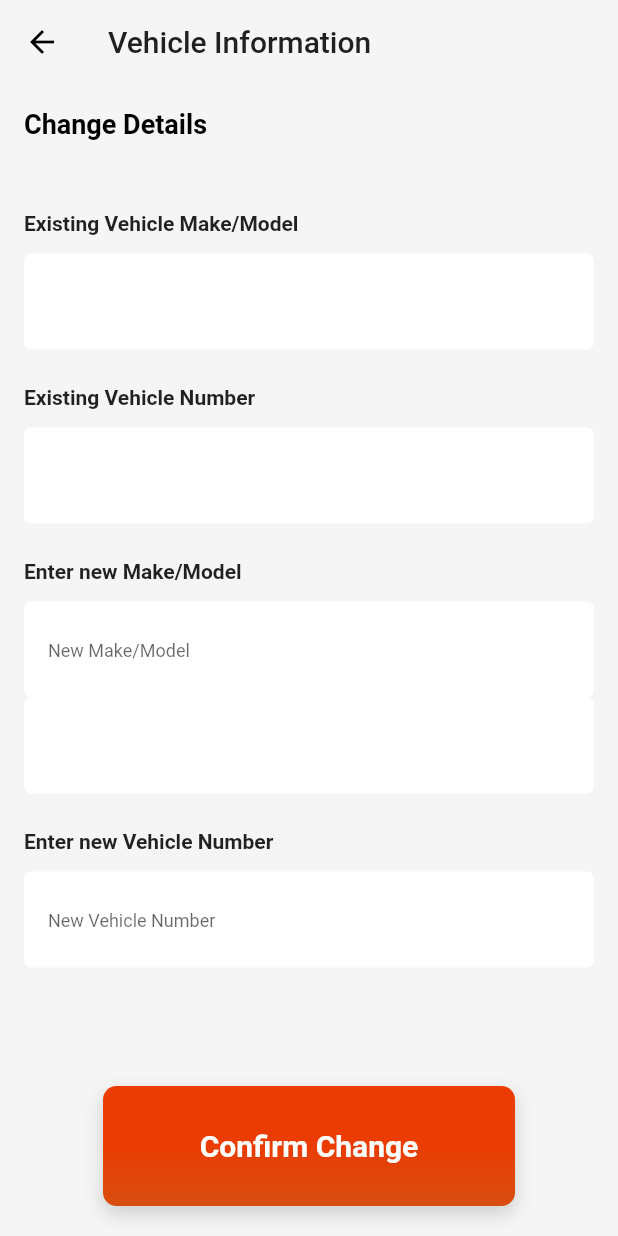
After one commit to Abdullah0322/FYP_v1, a Flutter app: the VehicleInfo screen opened directly, on a phone screen of 412 x 824 dp. The commit adds this screen. Run offline on Flutter 3.47's test engine with Material 2 defaults, Android fonts, the phone set to English and light mode, and no system bars; our stand-ins replace animated_bottom_navigation_bar, cached_network_image, carousel_slider, cloud_firestore, curved_navigation_bar, dropdown_formfield and 16 more; missing offline and left inert: flutter_animated_dialog, grouped_buttons; accounts and stored records are empty.

Commit message:
information pages

```diff
--- /dev/null
+++ b/clickandpick/lib/RiderDashboard/vehicleinfo.dart
@@ -0,0 +1,276 @@
+import 'package:ClickandPick/Login/loginPage.dart';
+import 'package:cloud_firestore/cloud_firestore.dart';
+import 'package:firebase_auth/firebase_auth.dart';
+import 'package:flutter/material.dart';
+
+import '../app_properties.dart';
+
+class VehicleInfo extends StatefulWidget {
+  @override
+  _VehicleInfoState createState() => _VehicleInfoState();
+}
+
+class _VehicleInfoState extends State<VehicleInfo> {
+  final GlobalKey<FormState> _formKey = GlobalKey<FormState>();
+  final newname = TextEditingController();
+  final newname2 = TextEditingController();
+  final _scaffoldKey = GlobalKey<ScaffoldState>();
+  var message;
+  getUser() async {
+    try {
+      DocumentSnapshot snap1 = await FirebaseFirestore.instance
+          .collection("rider")
+          .doc(user.email)
+          .get();
+      setState(() {
+        Sell.userData.username = snap1['username'].toString();
+        Sell.userData.email = snap1['email'].toString();
+        Sell.userData.address = snap1['Vehicle Registration Number'].toString();
+        Sell.userData.phone = snap1['vehclename'].toString();
+      });
+    } catch (e) {
+      print(e);
+    }
+  }
+
+  void initState() {
+    getUser();
+
+    super.initState();
+  }
+
+  User user = FirebaseAuth.instance.currentUser;
+  @override
+  Widget build(BuildContext context) {
+    double width = MediaQuery.of(context).size.width;
+    double bottomPadding = MediaQuery.of(context).padding.bottom;
+
+    Widget changePasswordButton = InkWell(
+      onTap: () {
+        return showDialog(
+            context: context,
+            builder: (BuildContext context) {
+              return AlertDialog(
+                title: Text(
+                  'Are you sure you want to Update Vehicle Information?',
+                  style: TextStyle(color: Colors.black, fontFamily: 'Segoe'),
+                ),
+                actions: <Widget>[
+                  FlatButton(
+                    child: Text(
+                      "Cancel",
+                      style:
+                          TextStyle(color: Colors.black, fontFamily: 'Segoe'),
+                    ),
+                    onPressed: () {
+                      Navigator.pop(context);
+                    },
+                  ),
+                  FlatButton(
+                    child: Text(
+                      "Yes",
+                      style:
+                          TextStyle(color: Colors.black, fontFamily: 'Segoe'),
+                    ),
+                    onPressed: () {
+                      User user = FirebaseAuth.instance.currentUser;
+                      FirebaseFirestore.instance
+                          .collection('rider')
+                          .doc(user.email)
+                          .update({
+                        'vehiclename': newname.text,
+                        'Vehicle Registration Number': newname2.text,
+                      });
+                      Navigator.pop(context);
+                    },
+                  ),
+                ],
+              );
+            });
+      },
+      child: Container(
+        height: 80,
+        width: width / 1.5,
+        decoration: BoxDecoration(
+            gradient: mainButton,
+            boxShadow: [
+              BoxShadow(
+                color: Color.fromRGBO(0, 0, 0, 0.16),
+                offset: Offset(0, 5),
+                blurRadius: 10.0,
+              )
+            ],
+            borderRadius: BorderRadius.circular(9.0)),
+        child: Center(
+          child: Text("Confirm Change",
+              style: const TextStyle(
+                  color: const Color(0xfffefefe),
+                  fontWeight: FontWeight.w600,
+                  fontStyle: FontStyle.normal,
+                  fontSize: 20.0)),
+        ),
+      ),
+    );
+
+    return Scaffold(
+      key: _scaffoldKey,
+      backgroundColor: Colors.grey[100],
+      appBar: AppBar(
+        iconTheme: IconThemeData(
+          color: Colors.black,
+        ),
+        brightness: Brightness.light,
+        backgroundColor: Colors.transparent,
+        title: Text(
+          'Vehicle Information',
+          style: TextStyle(color: darkGrey),
+        ),
+        elevation: 0,
+      ),
+      body: SafeArea(
+          bottom: true,
+          child: LayoutBuilder(
+            builder: (b, constraints) => Padding(
+              padding: const EdgeInsets.symmetric(horizontal: 16.0),
+              child: SingleChildScrollView(
+                child: ConstrainedBox(
+                  constraints: BoxConstraints(minHeight: constraints.maxHeight),
+                  child: Column(
+                    mainAxisAlignment: MainAxisAlignment.spaceBetween,
+                    children: <Widget>[
+                      Column(
+                        crossAxisAlignment: CrossAxisAlignment.start,
+                        children: <Widget>[
+                          Padding(
+                            padding:
+                                const EdgeInsets.only(bottom: 48.0, top: 16.0),
+                            child: Text(
+                              'Change Details',
+                              style: TextStyle(
+                                  color: Colors.black,
+                                  fontWeight: FontWeight.bold,
+                                  fontSize: 18.0),
+                            ),
+                          ),
+                          Padding(
+                            padding: const EdgeInsets.only(bottom: 12.0),
+                            child: Text(
+                              'Existing Vehicle Make/Model',
+                              style: TextStyle(fontWeight: FontWeight.bold),
+                            ),
+                          ),
+                          Container(
+                              padding: const EdgeInsets.symmetric(
+                                  horizontal: 16.0, vertical: 8.0),
+                              decoration: BoxDecoration(
+                                  color: Colors.white,
+                                  borderRadius:
+                                      BorderRadius.all(Radius.circular(5))),
+                              child: TextField(
+                                  decoration: InputDecoration(
+                                      border: InputBorder.none,
+                                      hintText: Sell.userData.phone,
+                                      hintStyle: TextStyle(
+                                          fontSize: 20.0,
+                                          fontWeight: FontWeight.bold)))),
+                          Padding(
+                            padding:
+                                const EdgeInsets.only(top: 24, bottom: 12.0),
+                            child: Text(
+                              'Existing Vehicle Number',
+                              style: TextStyle(fontWeight: FontWeight.bold),
+                            ),
+                          ),
+                          Container(
+                              padding: const EdgeInsets.symmetric(
+                                  horizontal: 16.0, vertical: 8.0),
+                              decoration: BoxDecoration(
+                                  color: Colors.white,
+                                  borderRadius:
+                                      BorderRadius.all(Radius.circular(5))),
+                              child: TextField(
+                                  decoration: InputDecoration(
+                                      border: InputBorder.none,
+                                      hintText: Sell.userData.phone,
+                                      hintStyle: TextStyle(
+                                          fontSize: 20.0,
+                                          fontWeight: FontWeight.bold)))),
+                          Padding(
+                            padding:
+                                const EdgeInsets.only(top: 24, bottom: 12.0),
+                            child: Text(
+                              'Enter new Make/Model',
+                              style: TextStyle(fontWeight: FontWeight.bold),
+                            ),
+                          ),
+                          Container(
+                              padding: const EdgeInsets.symmetric(
+                                  horizontal: 16.0, vertical: 8.0),
+                              decoration: BoxDecoration(
+                                  color: Colors.white,
+                                  borderRadius:
+                                      BorderRadius.all(Radius.circular(5))),
+                              child: TextField(
+                                controller: newname,
+                                decoration: InputDecoration(
+                                    border: InputBorder.none,
+                                    hintText: 'New Make/Model',
+                                    hintStyle: TextStyle(fontSize: 12.0)),
+                              )),
+                          Container(
+                              padding: const EdgeInsets.symmetric(
+                                  horizontal: 16.0, vertical: 8.0),
+                              decoration: BoxDecoration(
+                                  color: Colors.white,
+                                  borderRadius:
+                                      BorderRadius.all(Radius.circular(5))),
+                              child: TextField(
+                                  decoration: InputDecoration(
+                                      border: InputBorder.none,
+                                      hintText: Sell.userData.phone,
+                                      hintStyle: TextStyle(
+                                          fontSize: 20.0,
+                                          fontWeight: FontWeight.bold)))),
+                          Padding(
+                            padding:
+                                const EdgeInsets.only(top: 24, bottom: 12.0),
+                            child: Text(
+                              'Enter new Vehicle Number',
+                              style: TextStyle(fontWeight: FontWeight.bold),
+                            ),
+                          ),
+                          Container(
+                              padding: const EdgeInsets.symmetric(
+                                  horizontal: 16.0, vertical: 8.0),
+                              decoration: BoxDecoration(
+                                  color: Colors.white,
+                                  borderRadius:
+                                      BorderRadius.all(Radius.circular(5))),
+                              child: TextField(
+                                controller: newname2,
+                                decoration: InputDecoration(
+                                    border: InputBorder.none,
+                                    hintText: 'New Vehicle Number',
+                                    hintStyle: TextStyle(fontSize: 12.0)),
+                              )),
+                        ],
+                      ),
+                      Align(
+                        alignment: Alignment.bottomCenter,
+                        child: Container(
+                          padding: EdgeInsets.only(
+                              top: 8.0,
+                              bottom: bottomPadding != 20 ? 20 : bottomPadding),
+                          width: width,
+                          child: Center(child: changePasswordButton),
+                        ),
+                      ),
+                    ],
+                  ),
+                ),
+              ),
+            ),
+          )),
+    );
+  }
+}
```
Also changed, not shown: clickandpick/lib/Manager/Manager_drawer.dart (+5 -4 lines), clickandpick/lib/Manager/Myprofile.dart (added, +217 -0 lines), clickandpick/lib/RiderDashboard/settingRider.dart (+3 -7 lines).
